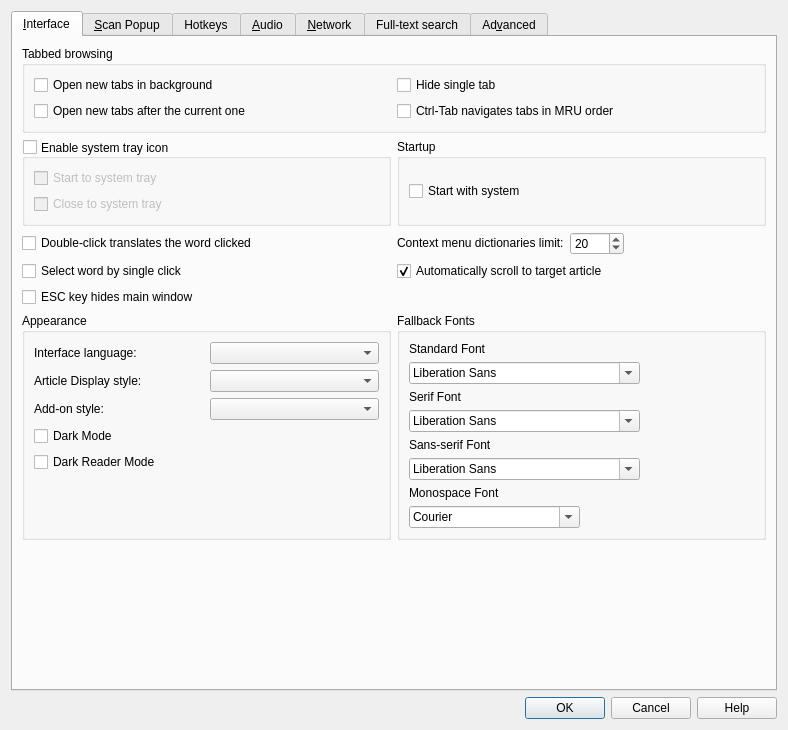
This is src/ui/preferences.ui in xiaoyifang/goldendict-ng as Qt 5 draws it before an edit. The edited form follows.
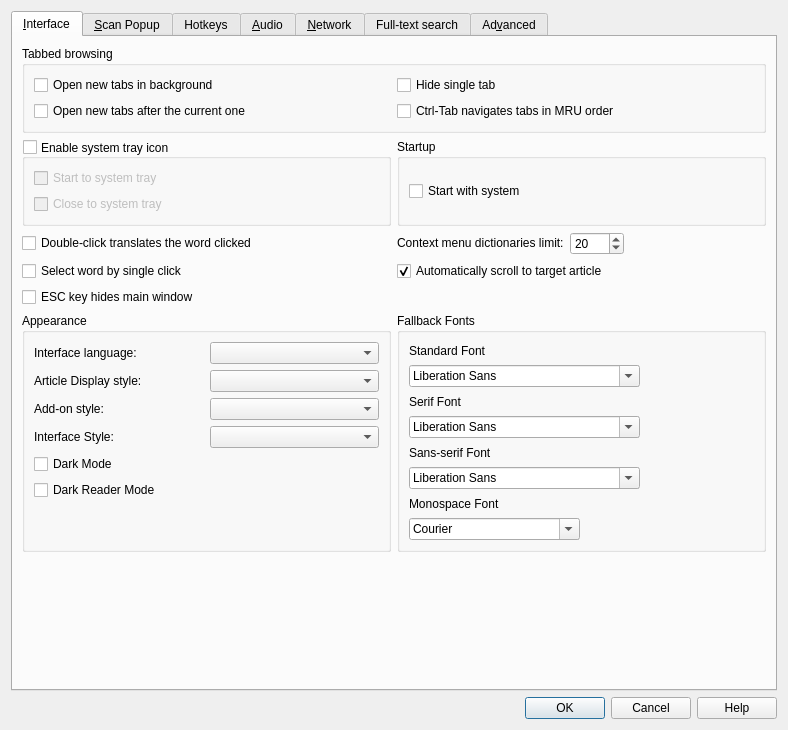
This is the edited form. Icons and pictures are not drawn. Custom widgets are drawn as their Qt base class.

Commit message: feat: use "Fusion" style on macOS by default and add option to switch between styles on Linux & macOS

The edit to the form file:
```diff
--- a/src/ui/preferences.ui
+++ b/src/ui/preferences.ui
@@ -368,6 +368,20 @@
             </item>
            </layout>
           </item>
+          <item>
+           <layout class="QHBoxLayout" name="interfaceStyleLayout">
+            <item>
+             <widget class="QLabel" name="interfaceStyleLabel">
+              <property name="text">
+               <string>Interface Style:</string>
+              </property>
+             </widget>
+            </item>
+            <item>
+             <widget class="QComboBox" name="InterfaceStyle"/>
+            </item>
+           </layout>
+          </item>
           <item>
            <widget class="QCheckBox" name="darkMode">
             <property name="toolTip">
```
The commit also changes 8 other files.
